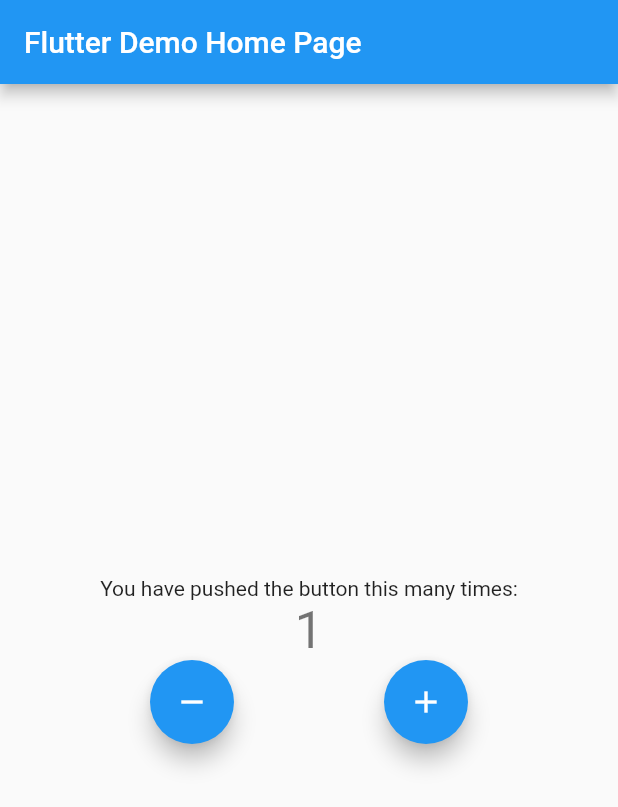
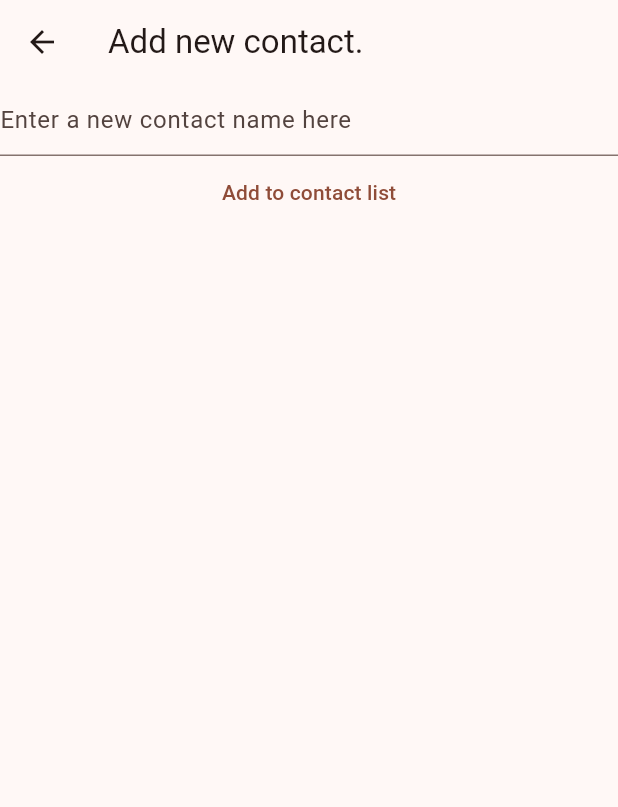
Before and after one commit to Pritam-deb/flutter_training, a Flutter app: the screen it shows after launch, after a tap on the "add" icon, on a phone screen of 412 x 824 dp. Shown: the top 807 px of the screen. Run offline on Flutter 3.47's test engine with Material 2 defaults, Android fonts, the phone set to English and light mode, and no system bars.

Commit message:
shown a list on screen button for adding a contact

```diff
--- a/lib/cubit/counter_cubit.dart
+++ /dev/null
@@ -1,13 +0,0 @@
-import 'package:bloc/bloc.dart';
-import 'package:equatable/equatable.dart';
-import 'package:meta/meta.dart';
-
-part 'counter_state.dart';
-
-class CounterCubit extends Cubit<CounterState> {
-  CounterCubit() : super(CounterState(counterValue: 0));
-  void increment() => emit(CounterState(
-      counterValue: state.counterValue! + 1, wasIncremented: true));
-  void decrement() => emit(CounterState(
-      counterValue: state.counterValue! - 1, wasIncremented: false));
-}
--- a/lib/cubit/counter_state.dart
+++ /dev/null
@@ -1,14 +0,0 @@
-part of 'counter_cubit.dart';
-
-class CounterState extends Equatable {
-  int? counterValue;
-  bool? wasIncremented;
-  CounterState({
-    @required this.counterValue,
-    this.wasIncremented,
-  });
-
-  @override
-  // TODO: implement props
-  List<Object?> get props => [this.counterValue, this.wasIncremented];
-}
--- a/lib/main.dart
+++ b/lib/main.dart
@@ -1,111 +1,113 @@
 import 'package:flutter/material.dart';
-import 'package:traning_app/cubit/counter_cubit.dart';
-import 'package:flutter_bloc/flutter_bloc.dart';
 
 void main() {
-  runApp(const MyApp());
+  runApp(MaterialApp(
+    title: 'Project App',
+    theme: ThemeData(
+      useMaterial3: true,
+      colorScheme: ColorScheme.fromSeed(seedColor: Colors.deepOrange),
+    ),
+    home: MyHomePage(),
+    routes: {
+      '/new-contact': (context) => const NewContactView(),
+    },
+  ));
 }
 
-class MyApp extends StatelessWidget {
-  const MyApp({super.key});
+class Contact {
+  final String name;
+  Contact({
+    required this.name,
+  });
+}
 
+class ContactBook {
+  ContactBook._sharedInstance();
+  static final ContactBook _shared = ContactBook._sharedInstance();
+  factory ContactBook() => _shared;
+  final List<Contact> _contacts = [];
+  int get length => _contacts.length;
+  void add({required Contact contact}) {
+    _contacts.add(contact);
+  }
+
+  void remove({required Contact contact}) {
+    _contacts.remove(contact);
+  }
+
+  Contact? contact({required int atIndex}) =>
+      _contacts.length > atIndex ? _contacts[atIndex] : null;
+}
+
+class MyHomePage extends StatelessWidget {
+  MyHomePage({Key? key}) : super(key: key);
   @override
   Widget build(BuildContext context) {
-    return BlocProvider(
-      create: (context) => CounterCubit(),
-      child: MaterialApp(
-        title: 'Flutter Demo',
-        theme: ThemeData(
-          primarySwatch: Colors.blue,
-        ),
-        home: const MyHomePage(title: 'Flutter Demo Home Page'),
+    final contactBook = ContactBook();
+    return Scaffold(
+      appBar: AppBar(
+        backgroundColor: Colors.blueAccent,
+        title: Text('Home Page'),
+      ),
+      body: ListView.builder(
+        itemBuilder: (context, index) {
+          final contact = contactBook.contact(atIndex: index);
+          return ListTile(
+            title: Text(contact?.name ?? ''),
+          );
+        },
+      ),
+      floatingActionButton: FloatingActionButton(
+        onPressed: () async {
+          Navigator.of(context).pushNamed('/new-contact');
+        },
+        child: Icon(Icons.add),
       ),
     );
   }
 }
 
-class MyHomePage extends StatefulWidget {
-  const MyHomePage({super.key, required this.title});
-
-  final String title;
+class NewContactView extends StatefulWidget {
+  const NewContactView({super.key});
 
   @override
-  State<MyHomePage> createState() => _MyHomePageState();
+  State<NewContactView> createState() => _NewContactViewState();
 }
 
-class _MyHomePageState extends State<MyHomePage> {
-  int _counter = 0;
+class _NewContactViewState extends State<NewContactView> {
+  late final TextEditingController _controller;
+  @override
+  void initState() {
+    _controller = TextEditingController();
+    super.initState();
+  }
 
-  void _incrementCounter() {
-    setState(() {
-      _counter++;
-    });
+  @override
+  void dispose() {
+    _controller.dispose();
+    super.dispose();
   }
 
   @override
   Widget build(BuildContext context) {
     return Scaffold(
       appBar: AppBar(
-        title: Text(widget.title),
+        title: Text('Add new contact.'),
       ),
-      body: Center(
-        child: Column(
-          mainAxisAlignment: MainAxisAlignment.center,
-          children: <Widget>[
-            const Text(
-              'You have pushed the button this many times:',
-            ),
-            BlocConsumer<CounterCubit, CounterState>(
-              listener: (context, state) {
-                if (state.wasIncremented == true) {
-                  ScaffoldMessenger.of(context).showSnackBar(
-                    const SnackBar(
-                      content: Text('Incremented!'),
-                      duration: Duration(milliseconds: 500),
-                    ),
-                  );
-                } else if (state.wasIncremented == false) {
-                  ScaffoldMessenger.of(context).showSnackBar(
-                    const SnackBar(
-                      content: Text('Decremented!'),
-                      duration: Duration(milliseconds: 500),
-                    ),
-                  );
-                }
-              },
-              builder: (context, state) {
-                return Text(
-                  state.counterValue.toString(),
-                  style: Theme.of(context).textTheme.headline4,
-                );
-              },
-            ),
-            Row(
-              mainAxisAlignment: MainAxisAlignment.spaceEvenly,
-              children: [
-                FloatingActionButton(
-                  heroTag: Text('${widget.title}'),
-                  onPressed: () {
-                    BlocProvider.of<CounterCubit>(context).decrement();
-                    // context.bloc<CounterCubit>().decrement();
-                  },
-                  tooltip: 'Decrement',
-                  child: const Icon(Icons.remove),
-                ),
-                FloatingActionButton(
-                  heroTag: Text('${widget.title} #2'),
-                  onPressed: () {
-                    BlocProvider.of<CounterCubit>(context).increment();
-                    // context.bloc<CounterCubit>().increment();
-                  },
-                  tooltip: 'Increment',
-                  child: const Icon(Icons.add),
-                ),
-              ],
-            ),
-          ],
+      body: Column(children: [
+        TextField(
+          controller: _controller,
+          decoration:
+              InputDecoration(hintText: 'Enter a new contact name here'),
         ),
-      ),
+        TextButton(
+            onPressed: () {
+              final contact = Contact(name: _controller.text);
+              ContactBook().add(contact: contact);
+              Navigator.of(context).pop();
+            },
+            child: Text('Add to contact list'))
+      ]),
     );
   }
 }
```
Also changed, not shown: 1 other file.
